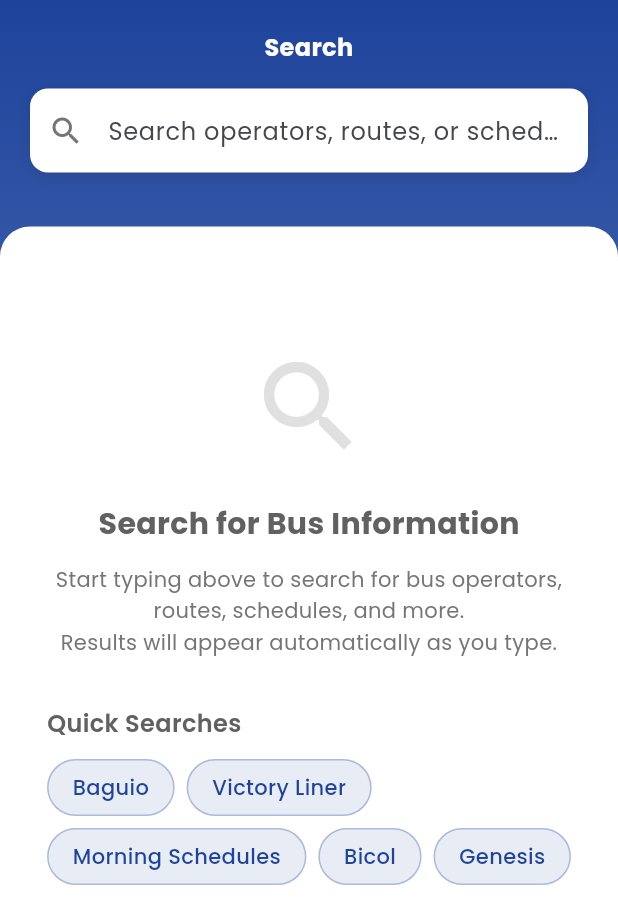
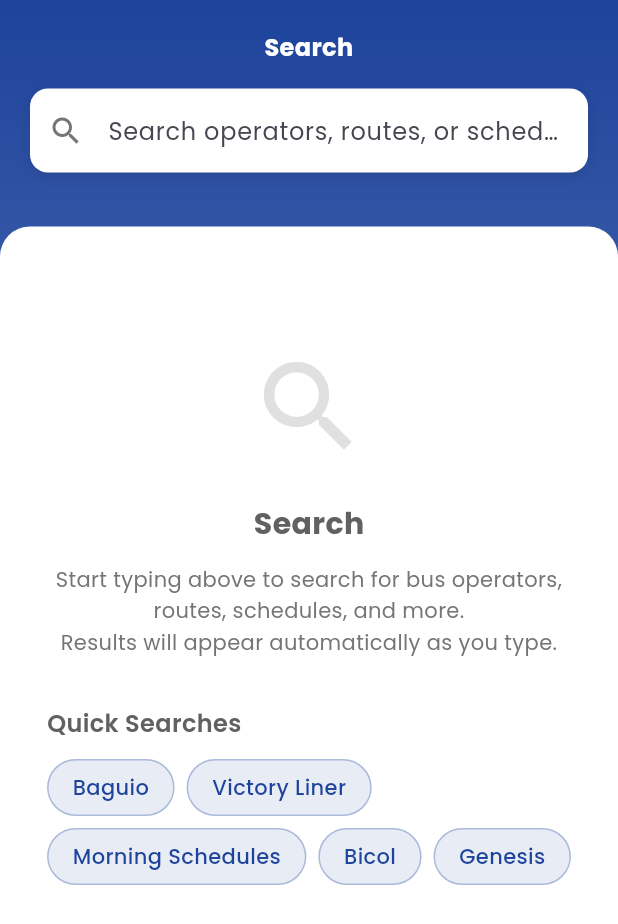
Before and after one commit to pitxitojt/pitx-app, a Flutter app: the Search screen opened directly, on a phone screen of 412 x 824 dp. Shown: the top 924 px of the screen. Run offline on Flutter 3.47's test engine with Material 3 defaults, Android fonts, the phone set to English and light mode, and no system bars; our stand-ins replace google_fonts, local_auth, shared_preferences, supabase_flutter, timezone, webview_flutter; missing offline and left inert: bcrypt, country_flags; accounts and stored records are empty.

Commit message:
minor changes

```diff
--- a/lib/pages/Home.dart
+++ b/lib/pages/Home.dart
@@ -1,4 +1,5 @@
 import 'package:flutter/material.dart';
+import 'package:flutter/rendering.dart';
 import 'package:pitx/pages/BusOperators.dart';
 import 'package:pitx/pages/BusSchedules.dart';
 import 'package:pitx/pages/FAQ.dart';
@@ -507,6 +508,7 @@ class _HomeState extends State<Home> with WidgetsBindingObserver {
                         ],
                       ),
                       SizedBox(height: 20),
+
                       GridView.builder(
                         shrinkWrap: true,
                         physics: NeverScrollableScrollPhysics(),
--- a/lib/pages/Profile.dart
+++ b/lib/pages/Profile.dart
@@ -1,7 +1,6 @@
 import 'package:flutter/material.dart';
 import 'package:pitx/main.dart';
 import 'package:pitx/pages/Settings.dart';
-import 'package:pitx/pages/Search.dart';
 import 'package:url_launcher/url_launcher.dart';
 
 class Profile extends StatefulWidget {
--- a/lib/pages/Search.dart
+++ b/lib/pages/Search.dart
@@ -619,7 +619,7 @@ class _SearchState extends State<Search> with TickerProviderStateMixin {
           Icon(Icons.search, size: 80, color: Colors.grey[300]),
           SizedBox(height: 24),
           Text(
-            'Search for Bus Information',
+            'Search',
             style: TextStyle(
               fontSize: 20,
               fontWeight: FontWeight.bold,
```
